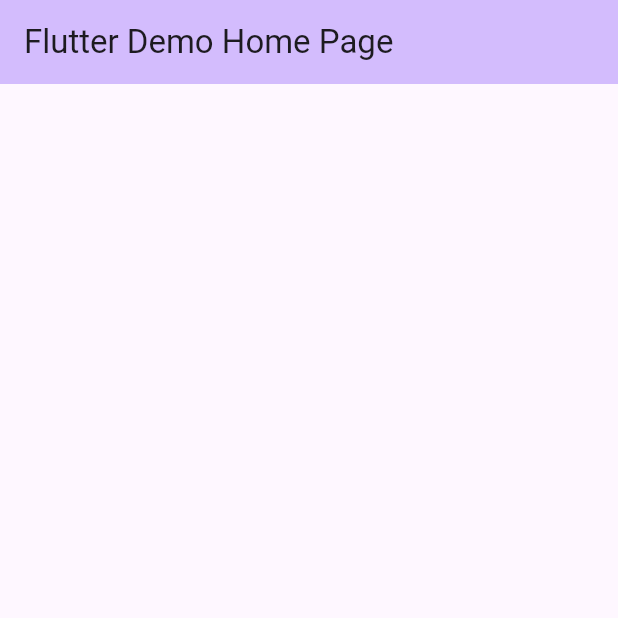
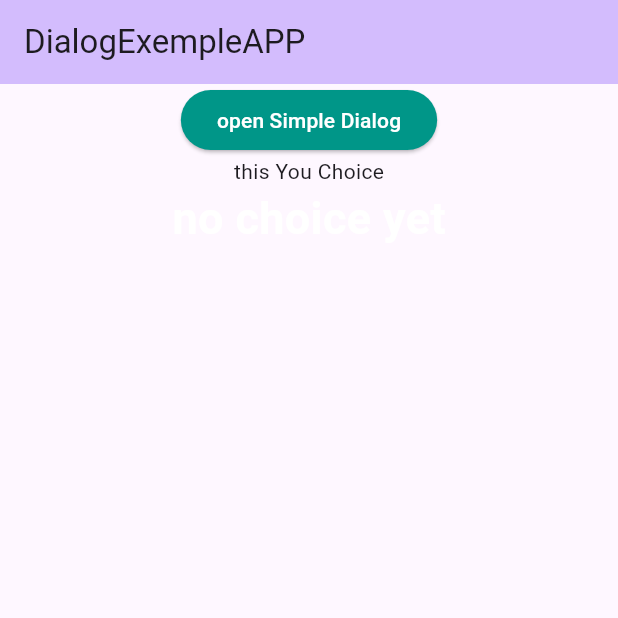
Before and after one commit to CrossPlatformFlutter/SimpleDialog, a Flutter app: the screen it shows after launch, on a phone screen of 412 x 824 dp, the top half of it. Run offline on Flutter 3.47's test engine with Material 2 defaults, Android fonts, the phone set to English and light mode, and no system bars.

Commit message:
homeContent

```diff
--- a/lib/main.dart
+++ b/lib/main.dart
@@ -9,12 +9,13 @@ class MyApp extends StatelessWidget {
   @override
   Widget build(BuildContext context) {
     return MaterialApp(
-      title: 'Flutter Demo',
+      title: 'DialogExempleAPP',
+      debugShowCheckedModeBanner: false,
       theme: ThemeData(
         colorScheme: ColorScheme.fromSeed(seedColor: Colors.deepPurple),
         useMaterial3: true,
       ),
-      home: const MyHomePage(title: 'Flutter Demo Home Page'),
+      home: const MyHomePage(title: 'DialogExempleAPP'),
     );
   }
 }
@@ -28,6 +29,10 @@ class MyHomePage extends StatefulWidget {
 
 class _MyHomePageState extends State<MyHomePage> {
 
+  String choice="no choice yet";
+  void pinkChoice(){
+
+  }
   @override
   Widget build(BuildContext context) {
 
@@ -36,6 +41,13 @@ class _MyHomePageState extends State<MyHomePage> {
         backgroundColor: Theme.of(context).colorScheme.inversePrimary,
         title: Text(widget.title),
       ),
+      body: Center(
+        child: Column(children: [
+           ElevatedButton(onPressed:pinkChoice, child: Text("open Simple Dialog",style: TextStyle(color: Colors.white),),style: ElevatedButton.styleFrom(backgroundColor: Colors.teal),),
+           Text("this You Choice"),
+           Text(choice,style: TextStyle(fontWeight: FontWeight.bold,color: Colors.white,fontSize: 30),)
+        ]),
+      ),
     );
   }
 }
```
